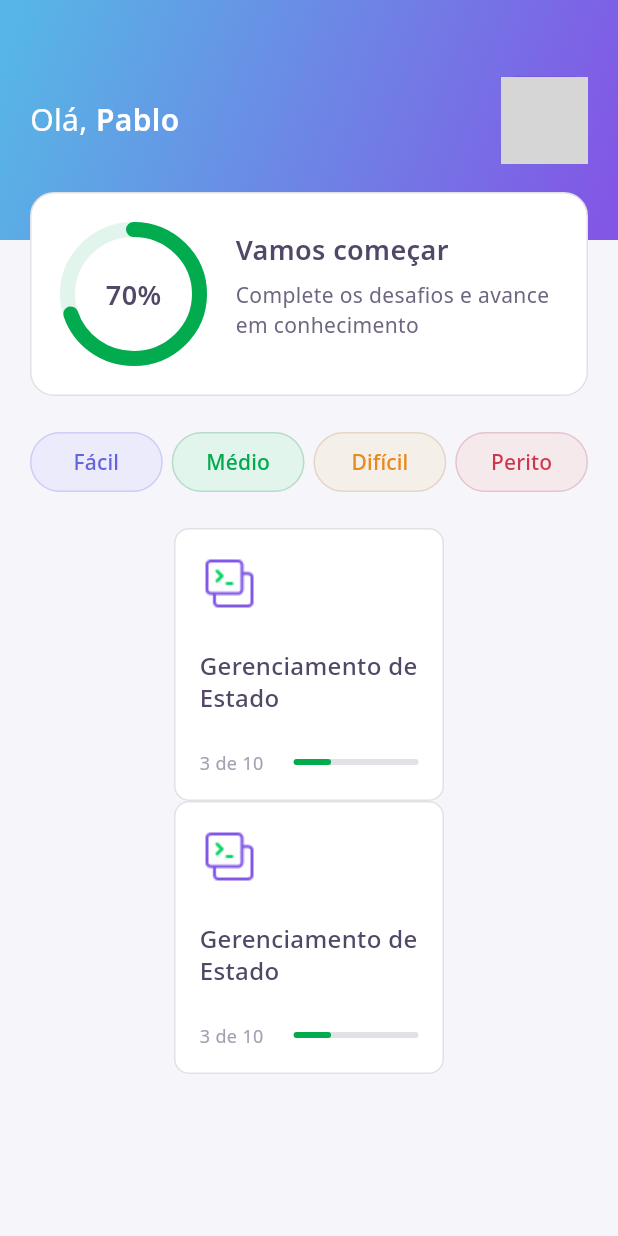
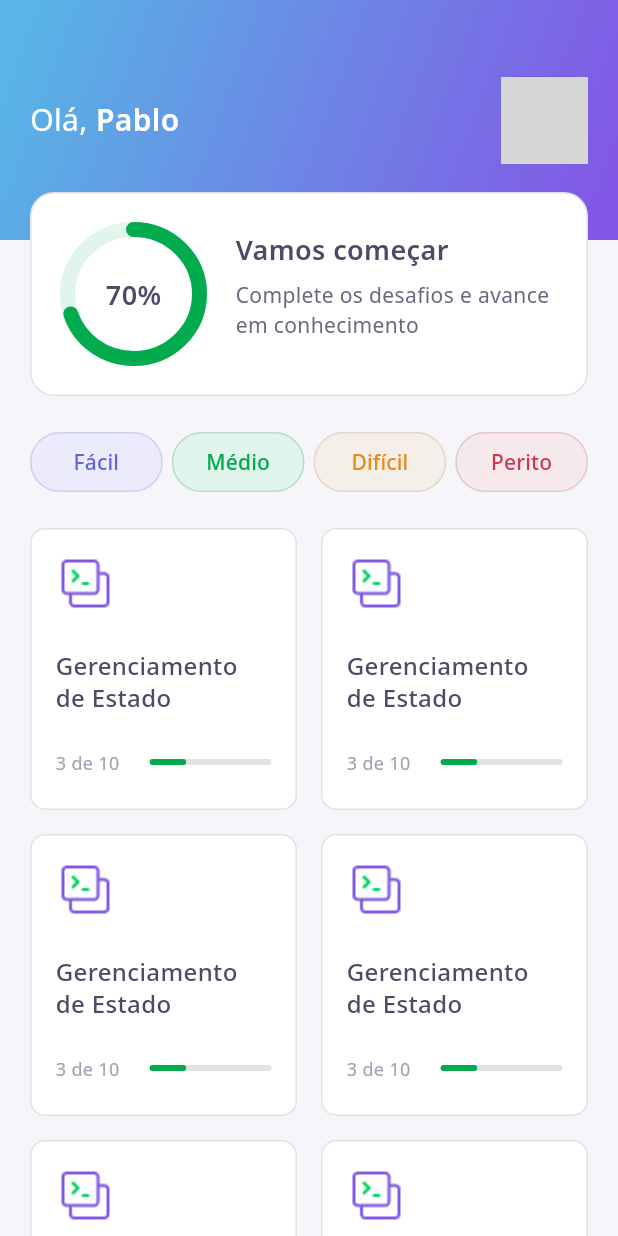
Before and after one commit to PabloXT14/devquiz, a Flutter app: the screen it shows after launch, on a phone screen of 412 x 824 dp. Run offline on Flutter 3.47's test engine with Material 3 defaults, Android fonts, the phone set to English and light mode, and no system bars; our stand-ins replace google_fonts; network calls fail; grey boxes are pictures that could not be loaded.

Commit message:
feat: create list-view/grid-view

```diff
--- a/lib/features/home/presentation/home_view.dart
+++ b/lib/features/home/presentation/home_view.dart
@@ -57,17 +57,23 @@ class _HomeViewState extends State<HomeView> {
             ),
 
             // QUIZ CARDS
-            // Expanded(
-            //   child: GridView.count(
-            //     crossAxisCount: 2,
-            //     mainAxisSpacing: 16,
-            //     crossAxisSpacing: 16,
-
-            //     children: [QuizCard(), QuizCard(), QuizCard(), QuizCard()],
-            //   ),
-            // ),
-            Container(width: 180, child: QuizCard()),
-            Container(width: 180, child: QuizCard()),
+            Expanded(
+              child: GridView.count(
+                crossAxisCount: 2,
+                mainAxisSpacing: 16,
+                crossAxisSpacing: 16,
+                mainAxisExtent: 188, // Height of each card
+                padding: const EdgeInsets.only(bottom: 64),
+                children: [
+                  QuizCard(),
+                  QuizCard(),
+                  QuizCard(),
+                  QuizCard(),
+                  QuizCard(),
+                  QuizCard(),
+                ],
+              ),
+            ),
           ],
         ),
       ),
--- a/lib/features/home/presentation/widgets/quiz_card/quiz_card.dart
+++ b/lib/features/home/presentation/widgets/quiz_card/quiz_card.dart
@@ -30,6 +30,8 @@ class QuizCard extends StatelessWidget {
               color: AppColors.heading,
               height: 1.3,
             ),
+            maxLines: 2,
+            overflow: TextOverflow.ellipsis,
           ),
 
           Row(
@@ -46,6 +48,7 @@ class QuizCard extends StatelessWidget {
               ),
               Expanded(
                 child: SizedBox(
+                  width: double.maxFinite,
                   height: 4,
 
                   child: LinearProgressIndicator(
```
